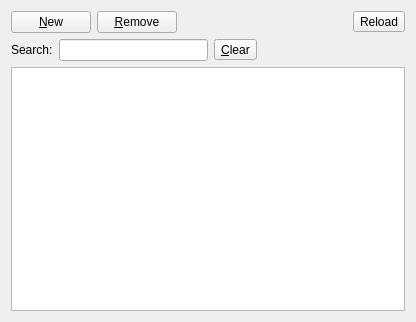
KDAB/FatCRM, file client/src/pages/page.ui: the form before one commit.
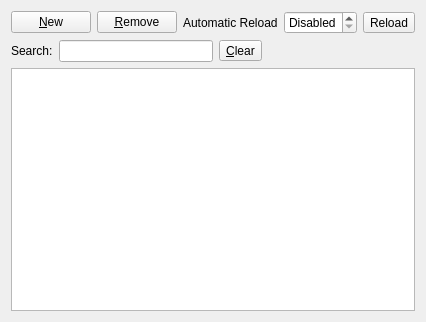
The form after the commit. Custom widgets are drawn as their Qt base class.

Commit message: Add cache policy UI and react on external changes of cache policy

The edit to the form file:
```diff
--- a/client/src/pages/page.ui
+++ b/client/src/pages/page.ui
@@ -43,6 +43,29 @@
        </property>
       </spacer>
      </item>
+     <item>
+      <widget class="QLabel" name="label">
+       <property name="text">
+        <string>Automatic Reload</string>
+       </property>
+      </widget>
+     </item>
+     <item>
+      <widget class="QSpinBox" name="reloadSB">
+       <property name="specialValueText">
+        <string>Disabled</string>
+       </property>
+       <property name="suffix">
+        <string>min</string>
+       </property>
+       <property name="maximum">
+        <number>1000</number>
+       </property>
+       <property name="value">
+        <number>0</number>
+       </property>
+      </widget>
+     </item>
      <item>
       <widget class="QToolButton" name="reloadPB">
        <property name="text">
```
The commit also changes 2 other files.
